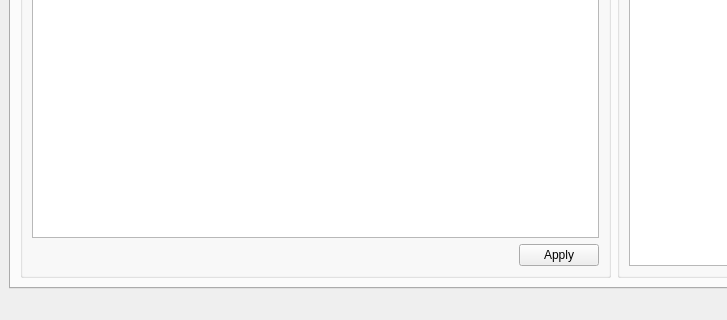
Before: the Qt Designer form src/main_window.ui in JustZhenya/sdr_receiver_dvb_t2, drawn with Qt 5; both pictures show x 0 to 727 and y 396 to 716 of the 1228 by 716 pixel window.
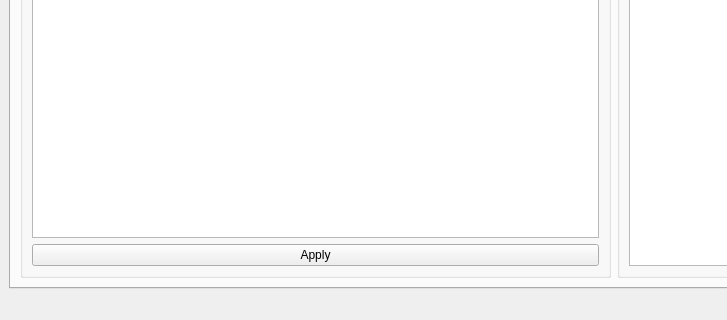
After: the same form once the commit is applied. Icons and pictures are not drawn. Custom widgets are drawn as their Qt base class.

Commit message: make "apply" button really wide

The edit to the form file:
```diff
--- a/src/main_window.ui
+++ b/src/main_window.ui
@@ -771,13 +771,6 @@
            <string>Output settings :</string>
           </property>
           <layout class="QGridLayout" name="gridLayout_14">
-           <item row="3" column="0" alignment="Qt::AlignmentFlag::AlignRight">
-            <widget class="QPushButton" name="push_button_ts_apply">
-             <property name="text">
-              <string>Apply</string>
-             </property>
-            </widget>
-           </item>
            <item row="2" column="0">
             <widget class="QTableWidget" name="table_ts_out_params">
              <property name="gridStyle">
@@ -806,6 +799,13 @@
              </column>
             </widget>
            </item>
+           <item row="3" column="0">
+            <widget class="QPushButton" name="push_button_ts_apply">
+             <property name="text">
+              <string>Apply</string>
+             </property>
+            </widget>
+           </item>
           </layout>
          </widget>
         </item>
```
